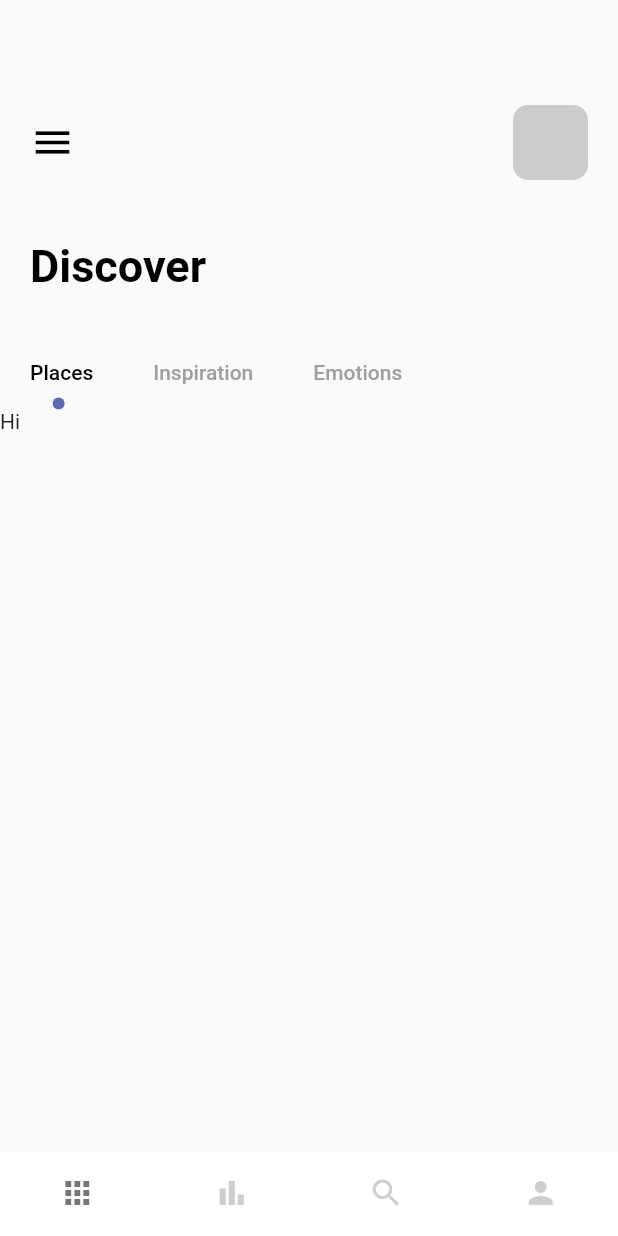
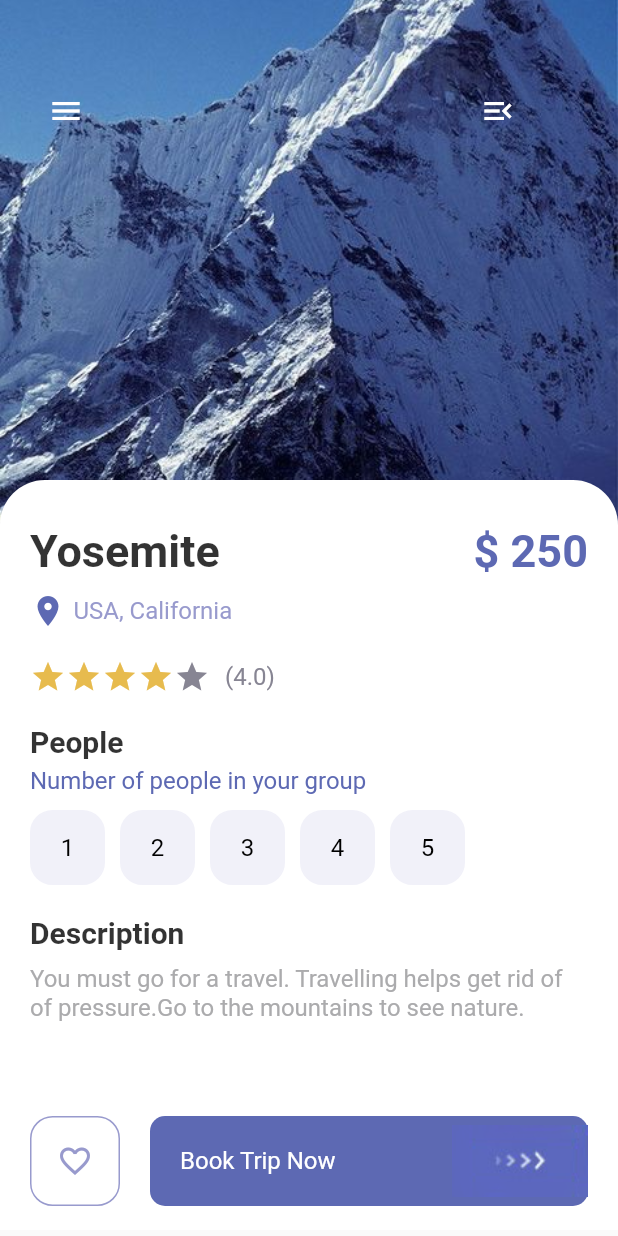
Before and after one commit to johnmuchiriM/Mountain-App, a Flutter app: the screen it shows after launch, on a phone screen of 412 x 824 dp. Run offline on Flutter 3.47's test engine with Material 2 defaults, Android fonts, the phone set to English and light mode, and no system bars.

Commit message:
update:all three pages complete

```diff
--- a/lib/main.dart
+++ b/lib/main.dart
@@ -1,4 +1,5 @@
 import 'package:flutter/material.dart';
+import 'package:flutter_cubit/pages/detail_page.dart';
 import 'package:flutter_cubit/pages/navpages/main_page.dart';
 import 'package:flutter_cubit/pages/welcome_page.dart';
 
@@ -18,6 +19,6 @@ class MyApp extends StatelessWidget {
         theme: ThemeData(
           primarySwatch: Colors.blue,
         ),
-        home: MainPage());
+        home: DetailPage());
   }
 }
--- /dev/null
+++ b/lib/pages/detail_page.dart
@@ -0,0 +1,215 @@
+import 'package:flutter/material.dart';
+import 'package:flutter_cubit/misc/colors.dart';
+import 'package:flutter_cubit/widgets/app_buttons.dart';
+import 'package:flutter_cubit/widgets/app_large_text.dart';
+import 'package:flutter_cubit/widgets/app_text.dart';
+import 'package:flutter_cubit/widgets/responsive_button.dart';
+
+class DetailPage extends StatefulWidget {
+  const DetailPage({Key? key}) : super(key: key);
+
+  @override
+  State<DetailPage> createState() => _DetailPageState();
+}
+
+class _DetailPageState extends State<DetailPage> {
+  int gottenStars = 4;
+  int selectedIndex = -1;
+  @override
+  Widget build(BuildContext context) {
+    return Scaffold(
+      body: Container(
+          height: double.maxFinite,
+          width: double.maxFinite,
+          child: Stack(
+            children: [
+              Positioned(
+                  left: 0,
+                  right: 0,
+                  child: Container(
+                    width: double.maxFinite,
+                    height: 350,
+                    decoration: const BoxDecoration(
+                      image: DecorationImage(
+                          image: AssetImage('img/mountain.jpeg'),
+                          fit: BoxFit.cover),
+                    ),
+                  )),
+              Positioned(
+                  left: 20,
+                  top: 50,
+                  child: Row(
+                    children: [
+                      IconButton(
+                        onPressed: () {},
+                        icon: Icon(Icons.menu),
+                        color: Colors.white,
+                      ),
+                      const SizedBox(
+                        width: 240,
+                      ),
+                      IconButton(
+                        onPressed: () {},
+                        icon: const Icon(Icons.menu_open),
+                        color: Colors.white,
+                      ),
+                    ],
+                  )),
+              Positioned(
+                  top: 320,
+                  child: Container(
+                    padding:
+                        const EdgeInsets.only(left: 20, right: 20, top: 30),
+                    width: MediaQuery.of(context).size.width,
+                    height: 500,
+                    decoration: const BoxDecoration(
+                      color: Colors.white,
+                      borderRadius: BorderRadius.only(
+                        topLeft: Radius.circular(30),
+                        topRight: Radius.circular(30),
+                      ),
+                    ),
+                    child: Column(
+                      crossAxisAlignment: CrossAxisAlignment.start,
+                      children: [
+                        Row(
+                          children: [
+                            AppLargeText(
+                              text: 'Yosemite',
+                              color: Colors.black.withOpacity(0.8),
+                            ),
+                            const Spacer(),
+                            AppLargeText(
+                              text: '\$ 250',
+                              color: AppColors.mainColor,
+                            )
+                          ],
+                        ),
+                        const SizedBox(
+                          height: 10,
+                        ),
+                        Row(
+                          children: [
+                            const Icon(
+                              Icons.location_on,
+                              color: AppColors.mainColor,
+                            ),
+                            const SizedBox(
+                              width: 5,
+                            ),
+                            AppText(
+                              text: 'USA, California',
+                              color: AppColors.textColor1,
+                            )
+                          ],
+                        ),
+                        const SizedBox(
+                          height: 20,
+                        ),
+                        Row(
+                          children: [
+                            Wrap(
+                              children: List.generate(5, (index) {
+                                return Icon(
+                                  Icons.star,
+                                  color: index < gottenStars
+                                      ? AppColors.starColor
+                                      : AppColors.textColor2,
+                                );
+                              }),
+                            ),
+                            const SizedBox(width: 10),
+                            AppText(
+                              text: "(4.0)",
+                              color: AppColors.textColor2,
+                            )
+                          ],
+                        ),
+                        const SizedBox(
+                          height: 20,
+                        ),
+                        AppLargeText(
+                          text: 'People',
+                          color: Colors.black.withOpacity(0.8),
+                          size: 20,
+                        ),
+                        const SizedBox(
+                          height: 5,
+                        ),
+                        AppText(
+                          text: 'Number of people in your group',
+                          color: AppColors.mainColor,
+                        ),
+                        const SizedBox(height: 10),
+                        Wrap(
+                            children: List.generate(5, (index) {
+                          return InkWell(
+                            onTap: () {
+                              setState(() {
+                                selectedIndex = index;
+                              });
+                            },
+                            child: Container(
+                              margin: const EdgeInsets.only(right: 10),
+                              child: AppButtons(
+                                color: selectedIndex == index
+                                    ? Colors.white
+                                    : Colors.black,
+                                backgroundColor: selectedIndex == index
+                                    ? Colors.black
+                                    : AppColors.buttonBackground,
+                                size: 50,
+                                borderColor: selectedIndex == index
+                                    ? Colors.black
+                                    : AppColors.buttonBackground,
+                                text: (index + 1).toString(),
+                              ),
+                            ),
+                          );
+                        })),
+                        const SizedBox(
+                          height: 20,
+                        ),
+                        AppLargeText(
+                          text: "Description",
+                          size: 20,
+                          color: Colors.black.withOpacity(0.8),
+                        ),
+                        const SizedBox(
+                          height: 10,
+                        ),
+                        AppText(
+                          text:
+                              "You must go for a travel. Travelling helps get rid of of pressure.Go to the mountains to see nature.",
+                          color: AppColors.mainTextColor,
+                        )
+                      ],
+                    ),
+                  )),
+              Positioned(
+                  bottom: 20,
+                  left: 20,
+                  right: 20,
+                  child: Row(
+                    children: [
+                      AppButtons(
+                        size: 60,
+                        color: AppColors.textColor1,
+                        backgroundColor: Colors.white,
+                        borderColor: AppColors.textColor1,
+                        isIcon: true,
+                        icon: Icons.favorite_border,
+                      ),
+                      const SizedBox(
+                        width: 20,
+                      ),
+                      ResponsiveButton(
+                        isResponsive: true,
+                      )
+                    ],
+                  ))
+            ],
+          )),
+    );
+  }
+}
--- a/lib/pages/navpages/home_page.dart
+++ b/lib/pages/home_page.dart
@@ -5,6 +5,7 @@ import 'package:flutter/material.dart';
 import 'package:flutter_cubit/misc/colors.dart';
 import 'package:flutter_cubit/widgets/app_large_text.dart';
 import 'package:flutter/cupertino.dart';
+import 'package:flutter_cubit/widgets/app_text.dart';
 
 class HomePage extends StatefulWidget {
   const HomePage({Key? key}) : super(key: key);
@@ -14,6 +15,12 @@ class HomePage extends StatefulWidget {
 }
 
 class _HomePageState extends State<HomePage> with TickerProviderStateMixin {
+  var images = {
+    "balloning.png": "Balloning",
+    "hiking.png": "Hiking",
+    "kayaking.png": "Kayaking",
+    "snorkling.png": "Snorkling"
+  };
   @override
   Widget build(BuildContext context) {
     TabController _tabController = TabController(length: 3, vsync: this);
@@ -45,7 +52,7 @@ class _HomePageState extends State<HomePage> with TickerProviderStateMixin {
             ),
           ),
           const SizedBox(
-            height: 40,
+            height: 30,
           ),
           Container(
             margin: const EdgeInsets.only(left: 20),
@@ -54,7 +61,7 @@ class _HomePageState extends State<HomePage> with TickerProviderStateMixin {
             ),
           ),
           const SizedBox(
-            height: 30,
+            height: 20,
           ),
           //TabBar
           Container(
@@ -77,16 +84,87 @@ class _HomePageState extends State<HomePage> with TickerProviderStateMixin {
             ),
           ),
           Container(
+            margin: EdgeInsets.only(left: 20),
             height: 300,
             width: double.maxFinite,
             child: TabBarView(
               controller: _tabController,
-              children: const [
-                Text("Hi"),
+              children: [
+                ListView.builder(
+                  itemCount: 3,
+                  scrollDirection: Axis.horizontal,
+                  itemBuilder: (BuildContext context, int index) {
+                    return Container(
+                      margin: const EdgeInsets.only(right: 15, top: 10),
+                      width: 200,
+                      height: 300,
+                      decoration: BoxDecoration(
+                          borderRadius: BorderRadius.circular(20),
+                          color: Colors.white,
+                          image: const DecorationImage(
+                            image: AssetImage('img/mountain.jpeg'),
+                            fit: BoxFit.cover,
+                          )),
+                    );
+                  },
+                ),
                 Text("There"),
                 Text("Bye"),
               ],
             ),
+          ),
+          const SizedBox(
+            height: 30,
+          ),
+          Container(
+            margin: const EdgeInsets.only(left: 20, right: 20),
+            child: Row(
+              children: [
+                AppLargeText(
+                  text: "Explore more",
+                  size: 22,
+                ),
+                const Spacer(),
+                AppText(text: "See all", color: AppColors.textColor1),
+              ],
+            ),
+          ),
+          const SizedBox(
+            height: 10,
+          ),
+          Container(
+            height: 120,
+            width: double.maxFinite,
+            margin: const EdgeInsets.only(left: 20),
+            child: ListView.builder(
+                itemCount: 4,
+                scrollDirection: Axis.horizontal,
+                itemBuilder: (_, index) {
+                  return Container(
+                    margin: EdgeInsets.only(right: 30),
+                    child: Column(
+                      children: [
+                        Container(
+                          width: 80,
+                          height: 80,
+                          decoration: BoxDecoration(
+                              borderRadius: BorderRadius.circular(20),
+                              color: Colors.white,
+                              image: DecorationImage(
+                                image: AssetImage(
+                                    'img/' + images.keys.elementAt(index)),
+                                fit: BoxFit.cover,
+                              )),
+                        ),
+                        const SizedBox(height: 10),
+                        Container(
+                            child: AppText(
+                                text: images.values.elementAt(index),
+                                color: AppColors.textColor2))
+                      ],
+                    ),
+                  );
+                }),
           )
         ],
       ),
--- a/lib/pages/navpages/main_page.dart
+++ b/lib/pages/navpages/main_page.dart
@@ -1,7 +1,7 @@
 import 'package:flutter/cupertino.dart';
 import 'package:flutter/material.dart';
 import 'package:flutter_cubit/pages/navpages/bar_item_page.dart';
-import 'package:flutter_cubit/pages/navpages/home_page.dart';
+import 'package:flutter_cubit/pages/home_page.dart';
 import 'package:flutter_cubit/pages/navpages/my_page.dart';
 import 'package:flutter_cubit/pages/navpages/search_page.dart';
 
--- /dev/null
+++ b/lib/widgets/app_buttons.dart
@@ -0,0 +1,53 @@
+import 'package:flutter/cupertino.dart';
+import 'package:flutter/material.dart';
+import 'package:flutter_cubit/misc/colors.dart';
+import 'package:flutter_cubit/widgets/app_text.dart';
+
+class AppButtons extends StatelessWidget {
+  String? text;
+  IconData? icon;
+  double size;
+  final Color color;
+  final Color backgroundColor;
+  final Color borderColor;
+  bool? isIcon;
+
+  AppButtons({
+    Key? key,
+    this.isIcon = false,
+    this.text = "Hi",
+    this.icon,
+    required this.size,
+    required this.color,
+    required this.backgroundColor,
+    required this.borderColor,
+  }) : super(key: key);
+
+  @override
+  Widget build(BuildContext context) {
+    return Container(
+      width: size,
+      height: size,
+      decoration: BoxDecoration(
+          border: Border.all(
+            color: borderColor,
+            width: 1.0,
+          ),
+          borderRadius: BorderRadius.circular(15),
+          color: backgroundColor),
+      child: isIcon == false
+          ? Center(
+              child: AppText(
+                text: text!,
+                color: color,
+              ),
+            )
+          : Center(
+              child: Icon(
+                icon,
+                color: color,
+              ),
+            ),
+    );
+  }
+}
--- a/lib/widgets/responsive_button.dart
+++ b/lib/widgets/responsive_button.dart
@@ -1,22 +1,36 @@
 import 'package:flutter/cupertino.dart';
+import 'package:flutter/material.dart';
 import 'package:flutter_cubit/misc/colors.dart';
+import 'package:flutter_cubit/widgets/app_text.dart';
 
 class ResponsiveButton extends StatelessWidget {
   bool? isResponsive;
   double? width;
-  ResponsiveButton({Key? key, this.isResponsive = false, this.width})
+  ResponsiveButton({Key? key, this.isResponsive = false, this.width = 120})
       : super(key: key);
 
   @override
   Widget build(BuildContext context) {
-    return Container(
-      width: width,
-      height: 60,
-      decoration: BoxDecoration(
-          borderRadius: BorderRadius.circular(10), color: AppColors.mainColor),
-      child: Row(
-        mainAxisAlignment: MainAxisAlignment.center,
-        children: [Image.asset('img/button-one.png')],
+    return Flexible(
+      child: Container(
+        width: isResponsive == true ? double.maxFinite : width,
+        height: 60,
+        decoration: BoxDecoration(
+            borderRadius: BorderRadius.circular(10),
+            color: AppColors.mainColor),
+        child: Row(
+          mainAxisAlignment: isResponsive == true
+              ? MainAxisAlignment.spaceBetween
+              : MainAxisAlignment.center,
+          children: [
+            isResponsive == true
+                ? Container(
+                    margin: const EdgeInsets.only(left: 20),
+                    child: AppText(text: 'Book Trip Now', color: Colors.white))
+                : Container(),
+            Image.asset('img/button-one.png')
+          ],
+        ),
       ),
     );
   }
```
